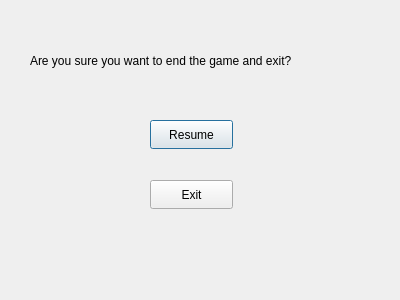
Qt form SkibidiQuiz/dialog.ui (ForkBombRaja/SkibidiQuiz) before a commit.
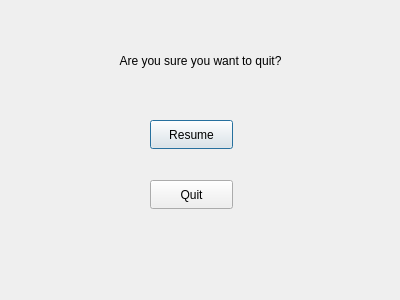
The same form after that commit.

Patch:
```diff
--- a/SkibidiQuiz/dialog.ui
+++ b/SkibidiQuiz/dialog.ui
@@ -23,7 +23,10 @@
     </rect>
    </property>
    <property name="text">
-    <string>Are you sure you want to end the game and exit?</string>
+    <string>Are you sure you want to quit?</string>
+   </property>
+   <property name="alignment">
+    <set>Qt::AlignCenter</set>
    </property>
   </widget>
   <widget class="QPushButton" name="resumeGameButton">
@@ -49,7 +52,7 @@
     </rect>
    </property>
    <property name="text">
-    <string>Exit</string>
+    <string>Quit</string>
    </property>
   </widget>
  </widget>
```
